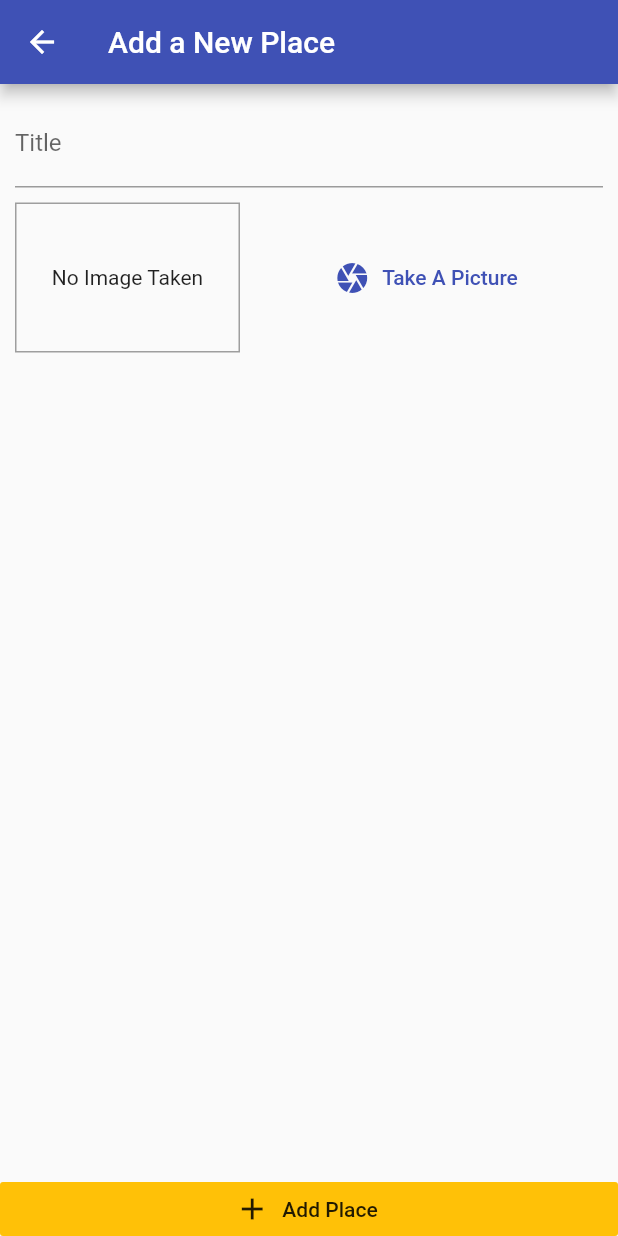
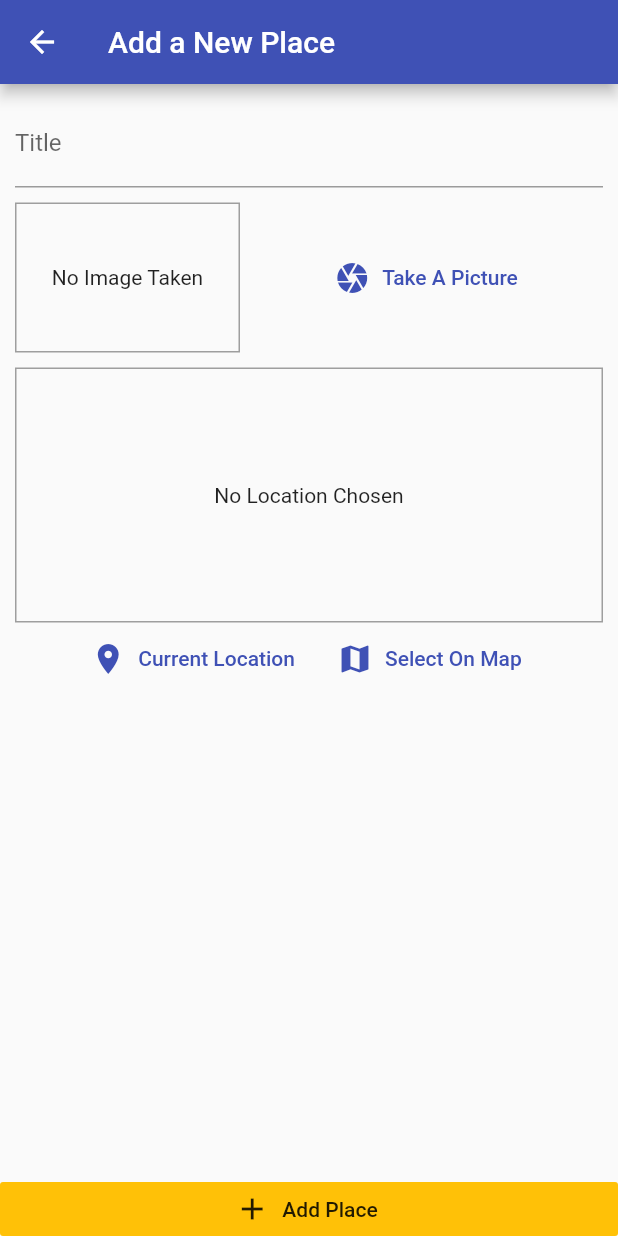
Before and after one commit to MinaSamirCap/flutterpro2, a Flutter app: the AddPlaceScreen screen opened by its route, on a phone screen of 412 x 824 dp. Run offline on Flutter 3.47's test engine with Material 2 defaults, Android fonts, the phone set to English and light mode, and no system bars; our stand-ins replace image_picker, location, shared_preferences, sqflite; accounts and stored records are empty.

Commit message:
added location package and access location

```diff
--- a/lib/updatedcourse/app4_places/screens/add_place_screen.dart
+++ b/lib/updatedcourse/app4_places/screens/add_place_screen.dart
@@ -1,4 +1,5 @@
 import 'dart:io';
+import 'package:flutter_course_2/updatedcourse/app4_places/widgets/location_input.dart';
 import 'package:provider/provider.dart';
 import 'package:flutter/material.dart';
 import 'package:flutter_course_2/updatedcourse/app4_places/widgets/image_input.dart';
@@ -51,7 +52,11 @@ class _AddPlaceScreenState extends State<AddPlaceScreen> {
                     SizedBox(
                       height: 10,
                     ),
-                    ImageInput(_selectImage)
+                    ImageInput(_selectImage),
+                    SizedBox(
+                      height: 10,
+                    ),
+                    LocationInput()
                   ],
                 ),
               ),
--- /dev/null
+++ b/lib/updatedcourse/app4_places/widgets/location_input.dart
@@ -0,0 +1,59 @@
+import 'package:flutter/material.dart';
+import 'package:location/location.dart';
+
+class LocationInput extends StatefulWidget {
+  @override
+  _LocationInputState createState() => _LocationInputState();
+}
+
+class _LocationInputState extends State<LocationInput> {
+  String _previewImageUrl;
+
+  Future<void> _getCurrentUserLocation() async {
+    final locData = await Location().getLocation();
+    print(locData.longitude);
+    print(locData.latitude);
+  }
+
+  @override
+  Widget build(BuildContext context) {
+    return Column(
+      children: <Widget>[
+        Container(
+          height: 170,
+          width: double.infinity,
+          alignment: Alignment.center,
+          decoration:
+              BoxDecoration(border: Border.all(width: 1, color: Colors.grey)),
+          child: _previewImageUrl == null
+              ? Text(
+                  'No Location Chosen',
+                  textAlign: TextAlign.center,
+                )
+              : Image.network(
+                  _previewImageUrl,
+                  fit: BoxFit.cover,
+                  width: double.infinity,
+                ),
+        ),
+        Row(
+          mainAxisAlignment: MainAxisAlignment.center,
+          children: <Widget>[
+            FlatButton.icon(
+              icon: Icon(Icons.location_on),
+              label: Text('Current Location'),
+              textColor: Theme.of(context).primaryColor,
+              onPressed: _getCurrentUserLocation,
+            ),
+            FlatButton.icon(
+              icon: Icon(Icons.map),
+              label: Text('Select On Map'),
+              textColor: Theme.of(context).primaryColor,
+              onPressed: () {},
+            )
+          ],
+        )
+      ],
+    );
+  }
+}
--- a/pubspec.yaml
+++ b/pubspec.yaml
@@ -35,6 +35,7 @@ dev_dependencies:
   path_provider: ^1.1.0 # this for providing the path from android and ios
   path: ^1.6.2 # this for conducting the path
   sqflite: ^1.1.6+3
+  location: ^2.3.5
 
 
 # For information on the generic Dart part of this file, see the
```
Also changed, not shown: pubspec.lock, 5 other files.
